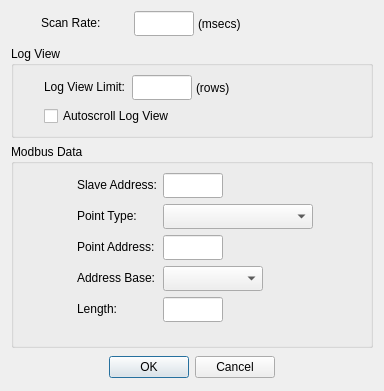
Old version of the form omodscan/dialogs/dialogdisplaydefinition.ui in the repository sanny32/OpenModScan.
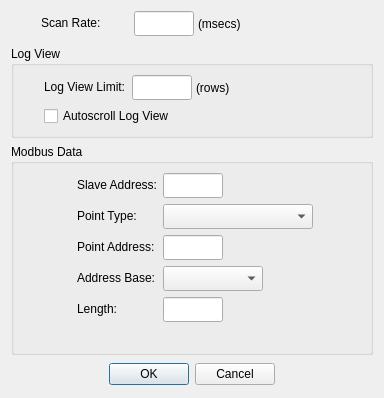
New version of the form. Custom widgets are drawn as their Qt base class.

```diff
--- a/omodscan/dialogs/dialogdisplaydefinition.ui
+++ b/omodscan/dialogs/dialogdisplaydefinition.ui
@@ -7,7 +7,7 @@
     <x>0</x>
     <y>0</y>
     <width>384</width>
-    <height>391</height>
+    <height>398</height>
    </rect>
   </property>
   <property name="windowTitle">
```
Left out of the diff: 14 changed lines with no effect on the pictures.
